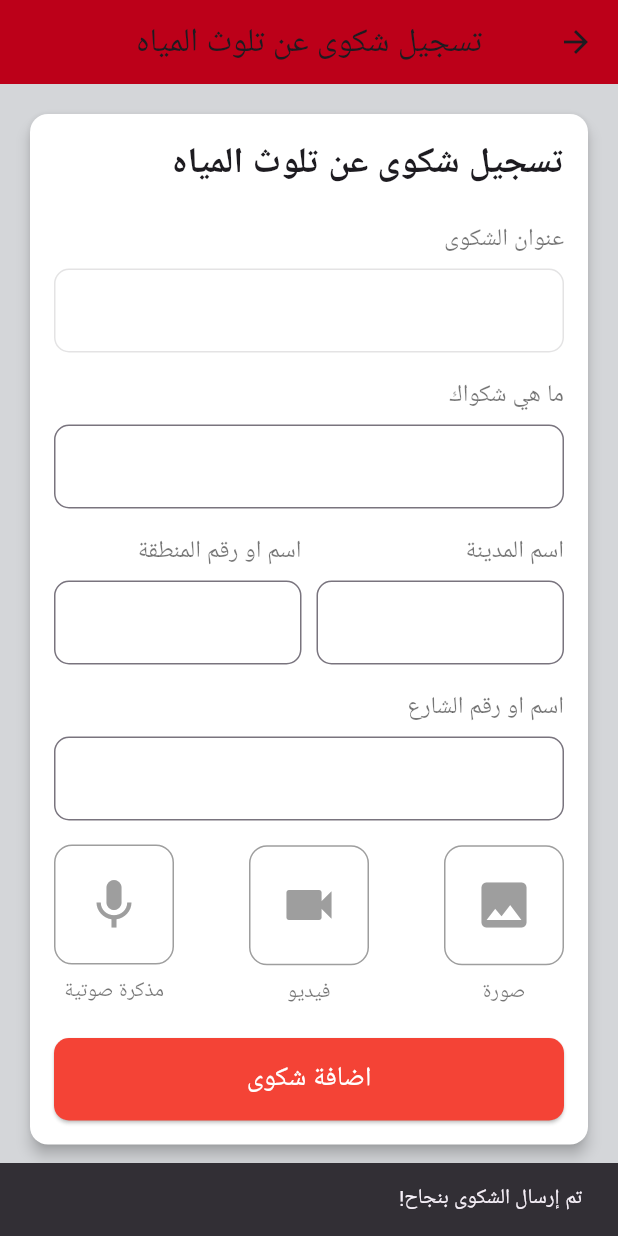
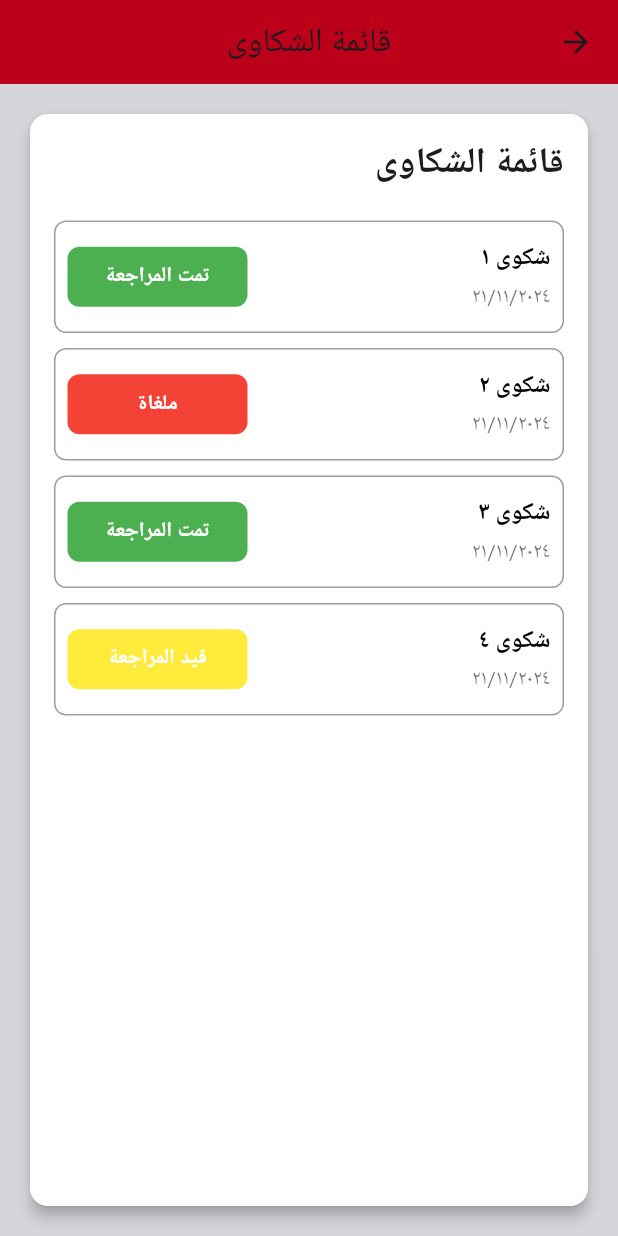
Before and after one commit to kziad551/Complatint-App, a Flutter app: the AddComplaintForm screen opened directly with empty values, after a tap on "اضافة شكوى", on a phone screen of 412 x 824 dp. Run offline on Flutter 3.47's test engine with Material 3 defaults, Android fonts, the light colour scheme and no system bars; our stand-ins replace image_picker; Roboto replaces fonts that are missing (Amiri).

Commit message:
Add complaint list page

```diff
--- a/lib/screens/add_complaint_form.dart
+++ b/lib/screens/add_complaint_form.dart
@@ -1,4 +1,5 @@
 import 'package:flutter/material.dart';
+import 'complaint_list.dart'; // Import the ComplaintList page
 import 'package:image_picker/image_picker.dart';
 
 class AddComplaintForm extends StatelessWidget {
@@ -107,10 +108,11 @@ class AddComplaintForm extends StatelessWidget {
                         width: double.infinity,
                         child: ElevatedButton(
                           onPressed: () {
-                            // Submit complaint action
-                            ScaffoldMessenger.of(context).showSnackBar(
-                              const SnackBar(
-                                content: Text('تم إرسال الشكوى بنجاح!'),
+                            // Navigate to ComplaintList
+                            Navigator.push(
+                              context,
+                              MaterialPageRoute(
+                                builder: (context) => const ComplaintList(),
                               ),
                             );
                           },
--- /dev/null
+++ b/lib/screens/complaint_list.dart
@@ -0,0 +1,111 @@
+import 'package:flutter/material.dart';
+
+class ComplaintList extends StatelessWidget {
+  const ComplaintList({Key? key}) : super(key: key);
+
+  @override
+  Widget build(BuildContext context) {
+    return Directionality(
+      textDirection: TextDirection.rtl,
+      child: Scaffold(
+        backgroundColor: const Color(0xFFD4D6D9),
+        appBar: AppBar(
+          backgroundColor: const Color(0xFFBC0019),
+          title: const Text('قائمة الشكاوى'),
+          centerTitle: true,
+        ),
+        body: SafeArea(
+          child: Padding(
+            padding: const EdgeInsets.all(16.0),
+            child: Card(
+              color: Colors.white,
+              elevation: 4,
+              shape: RoundedRectangleBorder(
+                borderRadius: BorderRadius.circular(12.0),
+              ),
+              child: Padding(
+                padding: const EdgeInsets.all(16.0),
+                child: Column(
+                  crossAxisAlignment: CrossAxisAlignment.start,
+                  children: [
+                    const Text(
+                      'قائمة الشكاوى',
+                      style: TextStyle(
+                        fontSize: 24,
+                        fontWeight: FontWeight.bold,
+                      ),
+                      textAlign: TextAlign.center,
+                    ),
+                    const SizedBox(height: 20),
+                    _buildComplaintRow('شكوى ١', '٢١/١١/٢٠٢٤', 'تمت المراجعة', Colors.green),
+                    const SizedBox(height: 10),
+                    _buildComplaintRow('شكوى ٢', '٢١/١١/٢٠٢٤', 'ملغاة', Colors.red),
+                    const SizedBox(height: 10),
+                    _buildComplaintRow('شكوى ٣', '٢١/١١/٢٠٢٤', 'تمت المراجعة', Colors.green),
+                    const SizedBox(height: 10),
+                    _buildComplaintRow('شكوى ٤', '٢١/١١/٢٠٢٤', 'قيد المراجعة', Colors.yellow),
+                  ],
+                ),
+              ),
+            ),
+          ),
+        ),
+      ),
+    );
+  }
+
+  Widget _buildComplaintRow(String complaint, String date, String status, Color statusColor) {
+    return Container(
+      decoration: BoxDecoration(
+        border: Border.all(color: Colors.grey, width: 1.0),
+        borderRadius: BorderRadius.circular(8.0),
+      ),
+      padding: const EdgeInsets.symmetric(horizontal: 8.0, vertical: 12.0),
+      child: Row(
+        mainAxisAlignment: MainAxisAlignment.spaceBetween,
+        children: [
+          // Complaint Info
+          Column(
+            crossAxisAlignment: CrossAxisAlignment.start,
+            children: [
+              Text(
+                complaint,
+                style: const TextStyle(
+                  fontSize: 16,
+                  fontWeight: FontWeight.bold,
+                  color: Colors.black,
+                ),
+              ),
+              const SizedBox(height: 4),
+              Text(
+                date,
+                style: const TextStyle(
+                  fontSize: 14,
+                  color: Colors.black54,
+                ),
+              ),
+            ],
+          ),
+          // Status Button
+          Container(
+            width: 120, // Fixed width for buttons
+            height: 40, // Fixed height for consistency
+            decoration: BoxDecoration(
+              color: statusColor,
+              borderRadius: BorderRadius.circular(8.0),
+            ),
+            alignment: Alignment.center,
+            child: Text(
+              status,
+              style: const TextStyle(
+                fontSize: 14,
+                fontWeight: FontWeight.bold,
+                color: Colors.white,
+              ),
+            ),
+          ),
+        ],
+      ),
+    );
+  }
+}
```
